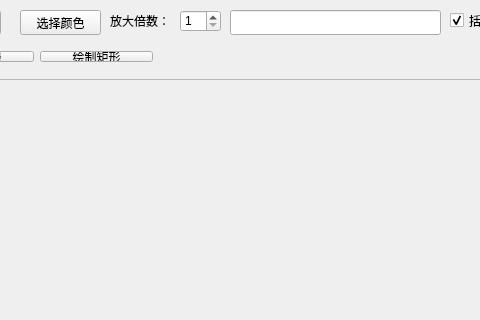
First picture: the form in src/widget.ui, repository Mannix1994/PointsPicker, before the edit; both pictures show x 100 to 580 and y 0 to 320 of the 800 by 450 pixel window.
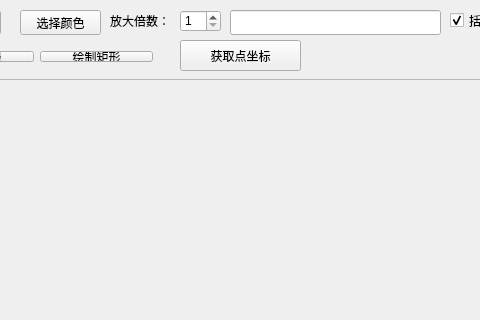
Second picture: the form after the edit.

Commit message: 点击按钮，再开始获取点坐标

Diff of the .ui file:
```diff
--- a/src/widget.ui
+++ b/src/widget.ui
@@ -236,6 +236,19 @@
     </item>
    </layout>
   </widget>
+  <widget class="QPushButton" name="pbGetPointPos">
+   <property name="geometry">
+    <rect>
+     <x>280</x>
+     <y>40</y>
+     <width>121</width>
+     <height>31</height>
+    </rect>
+   </property>
+   <property name="text">
+    <string>获取点坐标</string>
+   </property>
+  </widget>
  </widget>
  <layoutdefault spacing="6" margin="11"/>
  <resources/>
```
The commit also changes 4 other files.
